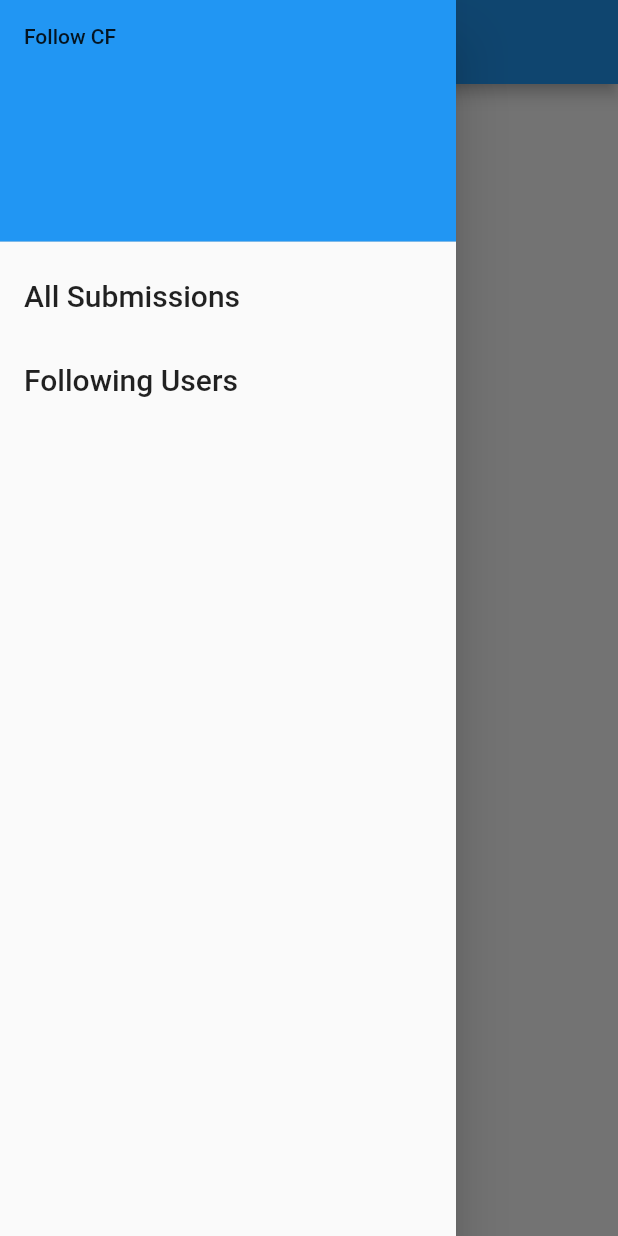
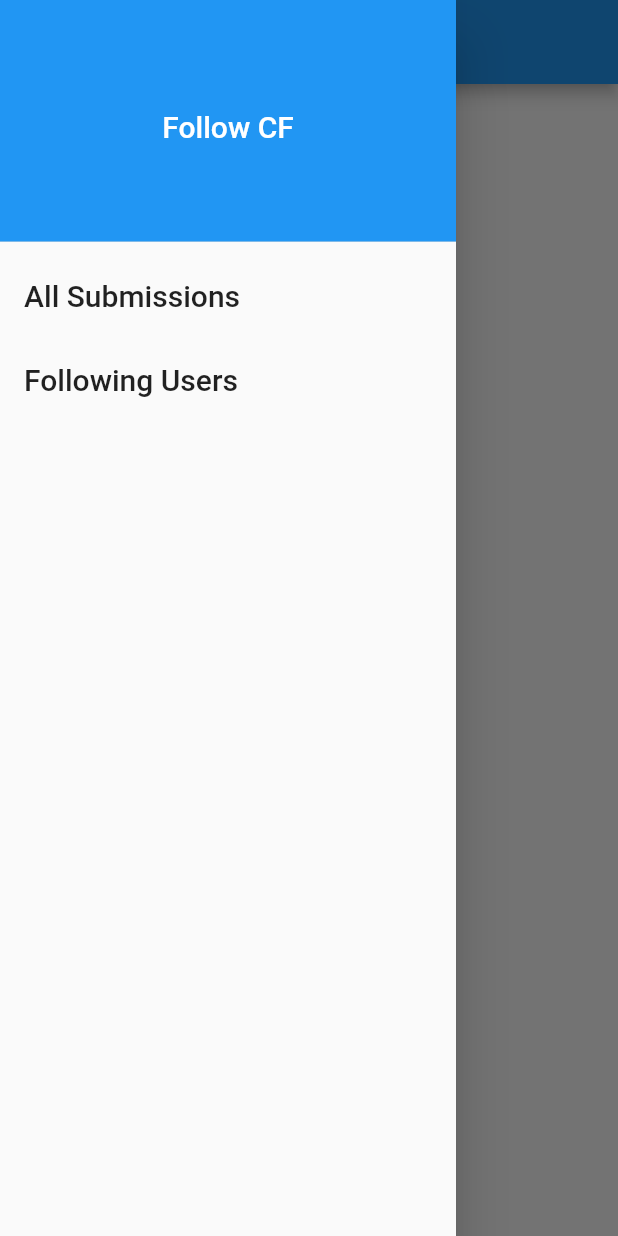
Before and after one commit to Casio991ms/FollowCF, a Flutter app: the screen it shows after launch, with the side drawer open, on a phone screen of 412 x 824 dp. Run offline on Flutter 3.47's test engine with Material 2 defaults, Android fonts, the phone set to English and light mode, and no system bars; our stand-ins replace dio.

Commit message:
fixed overflow, created removeUser & addUser, made allSubmissions as global

```diff
--- a/followcf/lib/screens/all_submissions.dart
+++ b/followcf/lib/screens/all_submissions.dart
@@ -16,7 +16,6 @@ class AllSubmissions extends StatefulWidget {
 
 class _AllSubmissions extends State<AllSubmissions> {
   final DioClient _dioClient = DioClient();
-  List<Submission> submissions = [];
   int start = 1;
 
   @override
@@ -25,7 +24,7 @@ class _AllSubmissions extends State<AllSubmissions> {
 
     func().then((data) {
       setState(() {
-        submissions = data;
+        allSubmissions = data;
       });
     });
   }
@@ -49,7 +48,7 @@ class _AllSubmissions extends State<AllSubmissions> {
       drawer: const MyDrawer(),
       body: ListView(
         children: List.generate(
-          submissions.length,
+          allSubmissions.length,
           (i) => Container(
             margin: const EdgeInsets.fromLTRB(10, 3, 10, 3),
             decoration: const BoxDecoration(
@@ -58,27 +57,27 @@ class _AllSubmissions extends State<AllSubmissions> {
             ),
             child: ListTile(
               key: UniqueKey(),
-              leading: Text(submissions[i].problemRating.toString()),
-              title: Text(submissions[i].contestId.toString() +
-                  submissions[i].problemIndex +
+              leading: Text(allSubmissions[i].problemRating.toString()),
+              title: Text(allSubmissions[i].contestId.toString() +
+                  allSubmissions[i].problemIndex +
                   ": " +
-                  submissions[i].problemName),
+                  allSubmissions[i].problemName),
               subtitle: RichText(
                   text: TextSpan(children: <TextSpan>[
                 TextSpan(
-                    text: submissions[i].author,
-                    style:
-                        TextStyle(color: getColor(submissions[i].authorRank))),
+                    text: allSubmissions[i].author,
+                    style: TextStyle(
+                        color: getColor(allSubmissions[i].authorRank))),
                 TextSpan(
-                    text:
-                        ", " + convertTime(submissions[i].creationTimeSeconds),
+                    text: ", " +
+                        convertTime(allSubmissions[i].creationTimeSeconds),
                     style: const TextStyle(color: Colors.black))
               ])),
               isThreeLine: true,
               trailing: Text(
-                submissions[i].verdict!,
+                allSubmissions[i].verdict!,
                 style: TextStyle(
-                    color: submissions[i].verdict! == "OK"
+                    color: allSubmissions[i].verdict! == "OK"
                         ? const Color(0xFF00AA00)
                         : const Color(0xFFFE0000)),
               ),
--- a/followcf/lib/screens/following_users.dart
+++ b/followcf/lib/screens/following_users.dart
@@ -48,8 +48,7 @@ class _followingState extends State<following> {
               icon: const Icon(Icons.delete),
               onPressed: () {
                 setState(() {
-                  handles.remove(users[i].handle);
-                  users.removeAt(i);
+                  removeUser(users[i], context);
                 });
               },
             ),
--- a/followcf/lib/screens/search_page.dart
+++ b/followcf/lib/screens/search_page.dart
@@ -52,8 +52,9 @@ class _SearchState extends State<Search> {
             key: UniqueKey(),
             title: Text(users[i].handle,
                 style: TextStyle(color: getColor(users[i].rank))),
-            subtitle: Text(users[i].rating.toString(),
-                style: TextStyle(color: getColor(users[i].rank))),
+            subtitle: Text(
+              users[i].rating.toString(),
+            ),
             onTap: () {
               Navigator.push(
                 context,
--- a/followcf/lib/widgets/drawer.dart
+++ b/followcf/lib/widgets/drawer.dart
@@ -17,7 +17,11 @@ class _MyDrawerState extends State<MyDrawer> {
         padding: EdgeInsets.zero,
         children: [
           const DrawerHeader(
-            child: Text('Follow CF'),
+            child: Center(
+                child: Text(
+              'Follow CF',
+              style: TextStyle(color: Colors.white, fontSize: 20.0),
+            )),
             decoration: BoxDecoration(
               color: Colors.blue,
             ),
--- a/followcf/pubspec.yaml
+++ b/followcf/pubspec.yaml
@@ -36,6 +36,10 @@ dependencies:
   cupertino_icons: ^1.0.2
   dio: ^4.0.1
   intl: ^0.17.0
+  hive: ^2.0.4
+  hive_flutter: ^1.1.0
+  #OS Specific path provider
+  path_provider: ^2.0.6
 
 dev_dependencies:
   flutter_test:
@@ -47,6 +51,8 @@ dev_dependencies:
   # package. See that file for information about deactivating specific lint
   # rules and activating additional ones.
   flutter_lints: ^1.0.0
+  hive_generator: ^1.1.1
+  build_runner:
 
 # For information on the generic Dart part of this file, see the
 # following page: https://dart.dev/tools/pub/pubspec
```
Also changed, not shown: followcf/lib/globals.dart (+17 -0 lines), followcf/lib/screens/user_page.dart (+7 -11 lines), followcf/pubspec.lock.
